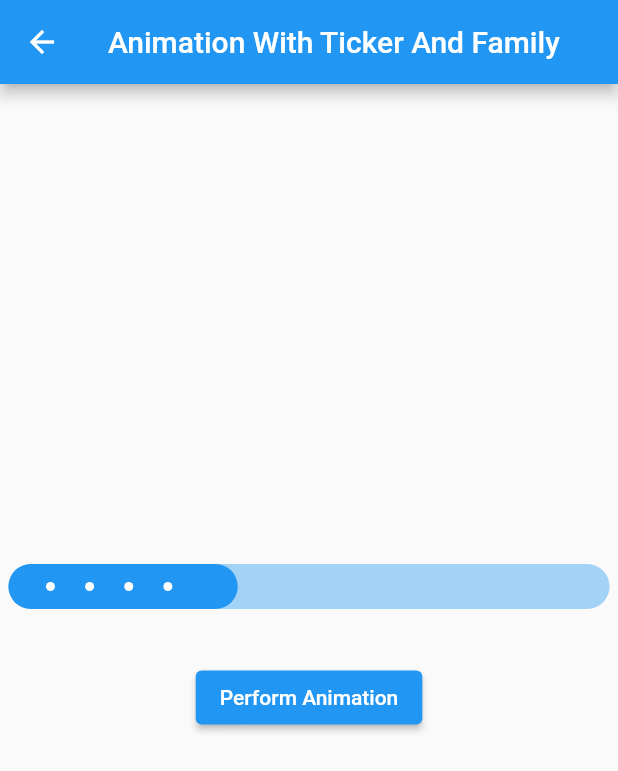
After one commit to AradhyaNepal/Animation, a Flutter app: the AnimationWithTickerAndFamily screen opened by its route, after a tap on "Perform Animation", on a phone screen of 412 x 824 dp. The commit adds this screen. Shown: the top 771 px of the screen. Run offline on Flutter 3.47's test engine with Material 2 defaults, Android fonts, the phone set to English and light mode, and no system bars.

Commit message:
feat: Animation with settate

```diff
--- a/lib/main.dart
+++ b/lib/main.dart
@@ -4,7 +4,8 @@ import 'package:animation/screens/animation_background/without_animation_family_
 import 'package:animation/screens/home/home_screen.dart';
 import 'package:animation/screens/terminologies/animation_curve_screen.dart';
 import 'package:animation/screens/terminologies/animation_interval_screen.dart';
-import 'package:animation/screens/terminologies/animation_with_ticker.dart';
+import 'package:animation/screens/terminologies/animation_with_ticker_and_family.dart';
+import 'package:animation/screens/terminologies/animation_with_ticker_and_setstate.dart';
 import 'package:animation/screens/terminologies/animation_without_animation_class.dart';
 import 'package:animation/screens/terminologies/intrinsic_animation_screen.dart';
 import 'package:animation/screens/terminologies/tween_screen_advance.dart';
@@ -32,7 +33,8 @@ class MyApp extends StatelessWidget {
         WithoutFamilyMembersOfAnimation.route:(_)=>const WithoutFamilyMembersOfAnimation(),
         AnimationBackgroundScreen.route:(_)=>const AnimationBackgroundScreen(),
         AnimationWithoutAnimationClass.route:(_)=>const AnimationWithoutAnimationClass(),
-        AnimationWithTicker.route:(_)=>const AnimationWithTicker(),
+        AnimationWithTickerAndFamily.route:(_)=>const AnimationWithTickerAndFamily(),
+        AnimationWithTickerAndSetState.route:(_)=>const AnimationWithTickerAndSetState(),
         IntrinsicAnimationScreen.route:(_)=>const IntrinsicAnimationScreen(),
         TweenScreenBasic.route:(_)=>const TweenScreenBasic(),
         TweenScreenAdvance.route:(_)=>const TweenScreenAdvance(),
--- a/lib/screens/animation_background/animation_background_screen.dart
+++ b/lib/screens/animation_background/animation_background_screen.dart
@@ -18,7 +18,7 @@ class _AnimationBackgroundScreenState extends State<AnimationBackgroundScreen> w
     super.initState();
     _animationController=AnimationController(
         vsync: this,
-        duration: const Duration(seconds: 5)
+        duration: const Duration(seconds: 3)
     );
     _animation=_animationController;
     _animationController.value=0;
--- /dev/null
+++ b/lib/screens/terminologies/animation_with_ticker_and_family.dart
@@ -0,0 +1,95 @@
+// ignore_for_file: prefer_conditional_assignment
+
+import 'package:animation/widgets/custom_loading.dart';
+import 'package:flutter/material.dart';
+import 'package:flutter/scheduler.dart';
+
+class AnimationWithTickerAndFamily extends StatefulWidget {
+  static const String route="/AnimationWithTickerAndFamily";
+  static const String title="Animation With Ticker And Family";
+  const AnimationWithTickerAndFamily({Key? key}) : super(key: key);
+
+  @override
+  State<AnimationWithTickerAndFamily> createState() => _AnimationWithTickerAndFamilyState();
+}
+
+class _AnimationWithTickerAndFamilyState extends State<AnimationWithTickerAndFamily> with TickerProviderStateMixin{
+  final int _durationInSecond=3;
+  final ValueNotifier<double> _animation=ValueNotifier(0);
+  @override
+  Widget build(BuildContext context) {
+    return Scaffold(
+      appBar: AppBar(
+        title: const Text(
+          AnimationWithTickerAndFamily.title,
+        ),
+      ),
+      body: Column(
+        mainAxisAlignment: MainAxisAlignment.center,
+        children: [
+          AnimatedBuilder(
+              animation: _animation,
+              builder: (_,__){
+                return CustomLoading(
+                  progressMultiple: _animation.value,
+                );
+              }
+          ),
+          const SizedBox(height: 20,),
+          ElevatedButton(
+              onPressed: _customAnimation,
+              child: const Text(
+                  "Perform Animation"
+              )
+          ),
+        ],
+      ),
+    );
+  }
+
+  void _customAnimation() {
+    if(_forwardTicker!=null && _forwardTicker!.isTicking)return;
+    if(_animation.value<=0){
+      _forwardAnimation();
+    }else{
+      _backwardAnimation();
+    }
+  }
+
+  Ticker? _forwardTicker;
+  Ticker? _backwardTicker;
+  void _backwardAnimation() {
+    if(_backwardTicker==null){
+      _backwardTicker=createTicker((deltaTime) {
+        _animation.value=1-1*_percentageOfProgress(deltaTime);
+        if(_animation.value<=0)_backwardTicker?.stop();
+      });
+    }
+    _backwardTicker?.start();
+  }
+
+
+  void _forwardAnimation() {
+    if(_forwardTicker==null){
+      _forwardTicker=createTicker((deltaTime) {
+        _animation.value=1*_percentageOfProgress(deltaTime);
+        if(_animation.value>=1)_forwardTicker?.stop();
+      });
+    }
+    _forwardTicker?.start();
+  }
+
+  double _percentageOfProgress(Duration deltaTime) => deltaTime.inMilliseconds/(_durationInSecond*1000);
+
+
+
+
+
+  @override
+  void dispose() {
+    _forwardTicker?.dispose();
+    _backwardTicker?.dispose();
+    _animation.dispose();
+    super.dispose();
+  }
+}
--- a/lib/screens/terminologies/animation_without_animation_class.dart
+++ b/lib/screens/terminologies/animation_without_animation_class.dart
@@ -13,7 +13,7 @@ class AnimationWithoutAnimationClass extends StatefulWidget {
 }
 
 class _AnimationWithoutAnimationClassState extends State<AnimationWithoutAnimationClass> {
-  final int _durationInSecond=5;
+  final int _durationInSecond=3;
   final ValueNotifier<double> _animation=ValueNotifier(0);
   @override
   Widget build(BuildContext context) {
```
Also changed, not shown: lib/screens/home/home_screen.dart (+8 -3 lines), lib/screens/terminologies/animation_with_ticker_and_setstate.dart (renamed from lib/screens/terminologies/animation_with_ticker.dart, +18 -21 lines).
